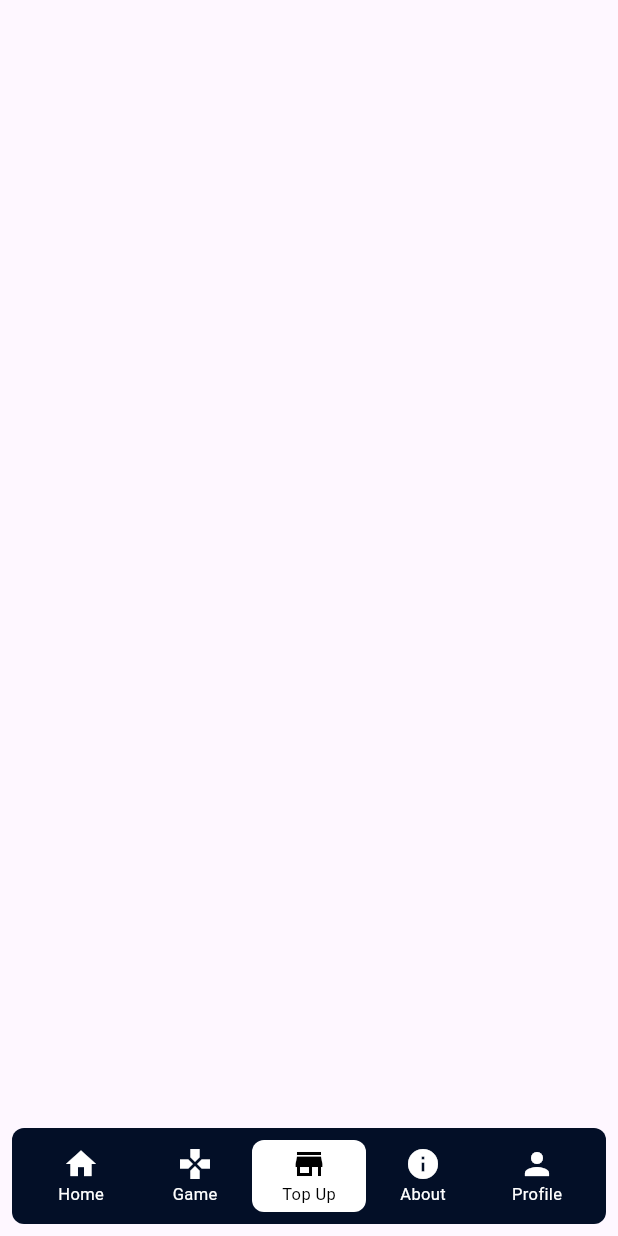
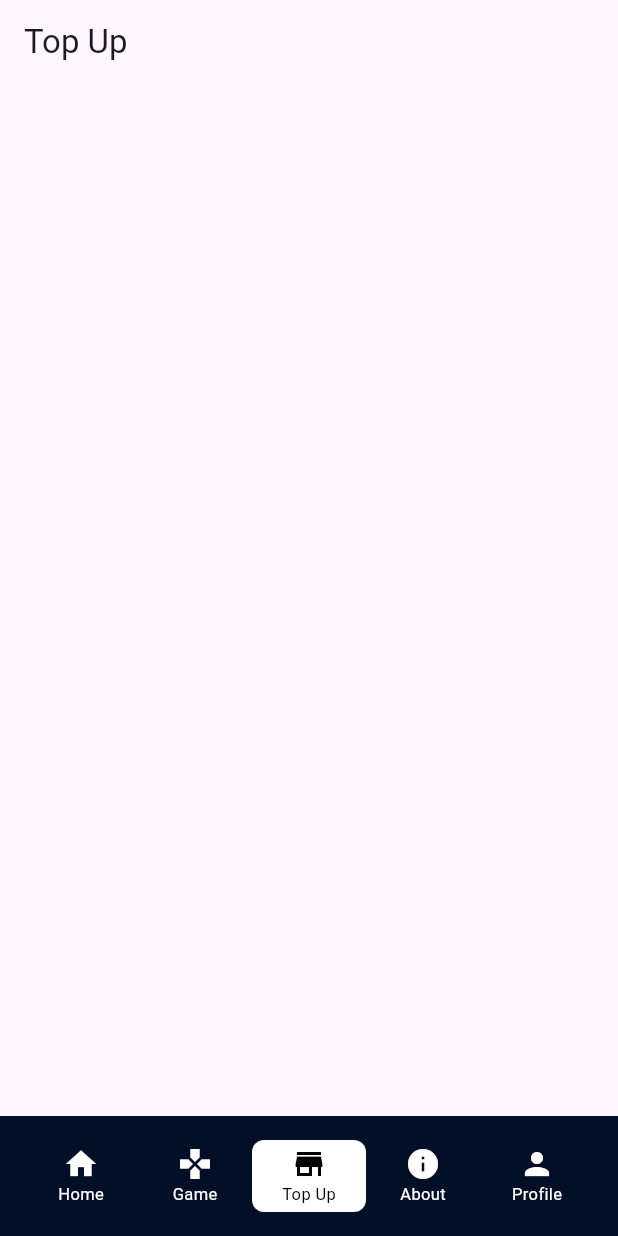
Before and after one commit to SurangaSW1997/topup, a Flutter app: the BottomNavBar screen opened directly, item 3 of the bottom bar chosen, on a phone screen of 412 x 824 dp. Run offline on Flutter 3.47's test engine with Material 3 defaults, Android fonts, the phone set to English and light mode, and no system bars; drawn by our look-alikes of floating_bottom_navigation_bar.

Commit message:
set full screen

```diff
--- a/lib/bottomnavbar.dart
+++ b/lib/bottomnavbar.dart
@@ -29,7 +29,6 @@ class _BottomNavBarState extends State<BottomNavBar> {
     final width = MediaQuery.of(context).size.width;
     final height = MediaQuery.of(context).size.height;
     return Scaffold(
-      extendBody: true,
       backgroundColor: const Color.fromRGBO(3, 15, 39, 1),
       body: pages[index],
       bottomNavigationBar: FloatingNavbar(
--- a/lib/main.dart
+++ b/lib/main.dart
@@ -1,4 +1,5 @@
 import 'package:flutter/material.dart';
+import 'package:flutter/services.dart';
 import 'package:topup/bottomnavbar.dart';
 
 import 'package:topup/homepage.dart';
@@ -14,6 +15,8 @@ class MyApp extends StatelessWidget {
 
   @override
   Widget build(BuildContext context) {
+    WidgetsFlutterBinding.ensureInitialized();
+    SystemChrome.setEnabledSystemUIMode(SystemUiMode.immersiveSticky);
     return const MaterialApp(
       debugShowCheckedModeBanner: false,
       home: SplashScreen(),
--- a/lib/topuppage.dart
+++ b/lib/topuppage.dart
@@ -6,14 +6,11 @@ class TopUpPage extends StatelessWidget {
   @override
   Widget build(BuildContext context) {
     return Scaffold(
+      appBar: AppBar(
+        title: Text("Top Up"),
+      ),
       body: Row(
         children: [
-          Container(),
-          Container(),
-          Container(),
-          Container(),
-          Container(),
-          Container(),
           Container(),
         ],
       ),
```
Also changed, not shown: lib/homepage.dart (+11 -34 lines).
